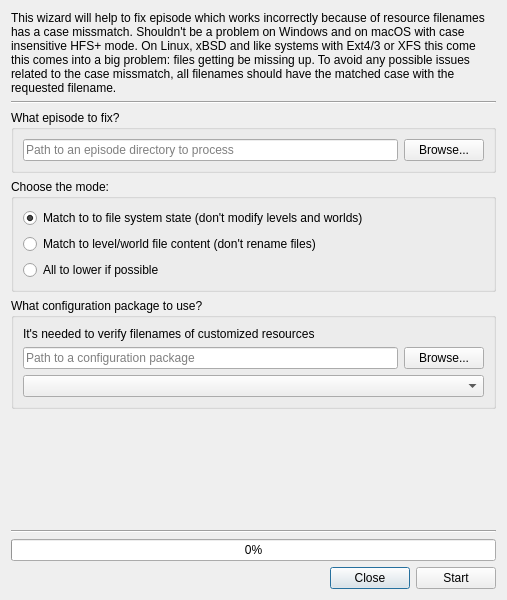
Before: the Qt Designer form Maintainer/EpisodeCvt/case_fixer.ui in WohlSoft/Moondust-Project, drawn with Qt 5.
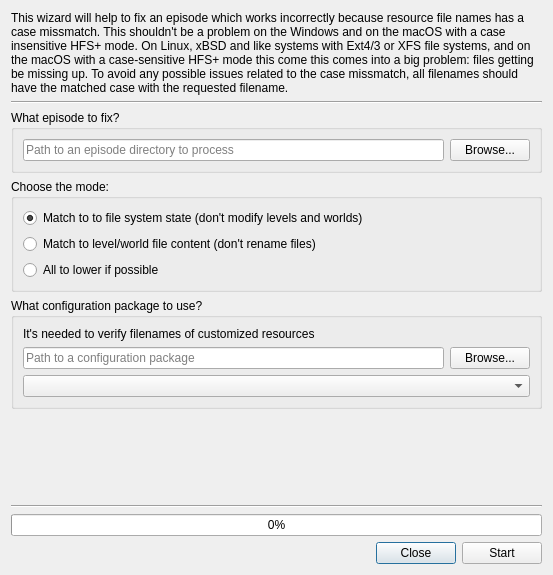
After: the same form once the commit is applied. Icons and pictures are not drawn.

Commit message: Maintainer: minor correction of case fixer intro text

Diff of the .ui file:
```diff
--- a/Maintainer/EpisodeCvt/case_fixer.ui
+++ b/Maintainer/EpisodeCvt/case_fixer.ui
@@ -6,8 +6,8 @@
    <rect>
     <x>0</x>
     <y>0</y>
-    <width>506</width>
-    <height>600</height>
+    <width>553</width>
+    <height>575</height>
    </rect>
   </property>
   <property name="windowTitle">
@@ -55,7 +55,7 @@
    <item row="0" column="0" colspan="3">
     <widget class="QLabel" name="label">
      <property name="text">
-      <string>This wizard will help to fix episode which works incorrectly because of resource filenames has a case missmatch. Shouldn't be a problem on Windows and on macOS with case insensitive HFS+ mode. On Linux, xBSD and like systems with Ext4/3 or XFS this come this comes into a big problem: files getting be missing up. To avoid any possible issues related to the case missmatch, all filenames should have the matched case with the requested filename.</string>
+      <string>This wizard will help to fix an episode which works incorrectly because resource file names has a case missmatch. This shouldn't be a problem on the Windows and on the macOS with a case insensitive HFS+ mode. On Linux, xBSD and like systems with Ext4/3 or XFS file systems, and on the macOS with a case-sensitive HFS+ mode this come this comes into a big problem: files getting be missing up. To avoid any possible issues related to the case missmatch, all filenames should have the matched case with the requested filename.</string>
      </property>
      <property name="alignment">
       <set>Qt::AlignLeading|Qt::AlignLeft|Qt::AlignTop</set>
```
